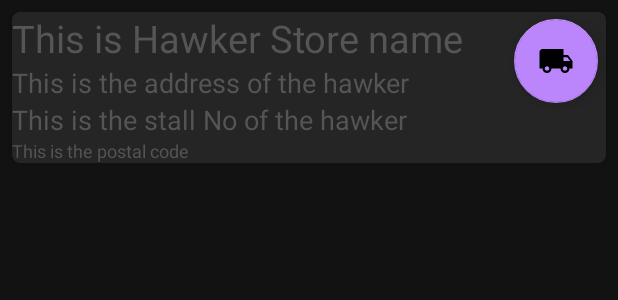
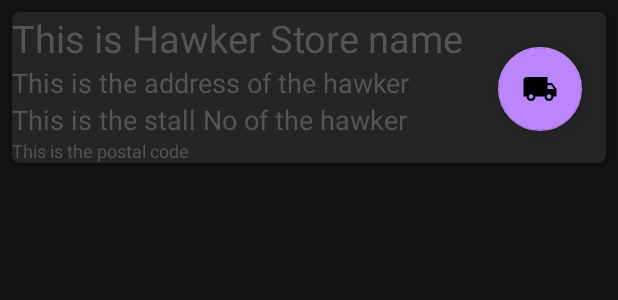
Before and after one commit to 93acy/ADProjTeam4Android, an Android app: the layout hawkerlisting_item.xml on its own in the app's theme, with its tools: preview values and no code run, on a phone screen of 412 x 824 dp. Shown: the top 300 px of the screen. Run offline under Robolectric (Android 15) with nearby library versions, the phone set to English and light mode, and no system bars; network calls fail.

Commit message:
Changed on click listener to be on button instead of cardview

```diff
--- a/app/src/main/java/com/example/adprojteam4/ListingAdaptor.java
+++ b/app/src/main/java/com/example/adprojteam4/ListingAdaptor.java
@@ -5,7 +5,6 @@ import android.content.Intent;
 import android.view.LayoutInflater;
 import android.view.View;
 import android.view.ViewGroup;
-import android.widget.Button;
 import android.widget.ImageView;
 import android.widget.TextView;
 
@@ -16,13 +15,12 @@ import androidx.recyclerview.widget.RecyclerView;
 import com.example.adprojteam4.CourierListing.ViewFoodItem;
 import com.google.android.material.floatingactionbutton.FloatingActionButton;
 
-import java.util.ArrayList;
 import java.util.List;
 
 public class ListingAdaptor extends RecyclerView.Adapter<ListingAdaptor.ViewHolder> {
 
     private Context context;
-    private List<List<String>>  hawkerData;
+    private List<List<String>> hawkerData;
 
     public ListingAdaptor(Context context, List<List<String>> hawkerData) {
         this.context = context;
@@ -62,7 +60,7 @@ public class ListingAdaptor extends RecyclerView.Adapter<ListingAdaptor.ViewHold
         return hawkerData.size();
     }
 
-    public void filterList(ArrayList<List<String>> filteredList) {
+    public void filterList(List<List<String>> filteredList) {
         hawkerData = filteredList;
         notifyDataSetChanged();
     }
--- a/app/src/main/res/layout/hawkerlisting_item.xml
+++ b/app/src/main/res/layout/hawkerlisting_item.xml
@@ -60,16 +60,16 @@
             android:id="@+id/postCourierListing"
             android:layout_width="wrap_content"
             android:layout_height="wrap_content"
-            android:layout_marginRight="5dp"
+            android:layout_marginRight="16dp"
             android:layout_marginBottom="21dp"
             android:clickable="true"
             app:backgroundTint="@color/purple_200"
             app:layout_constraintBottom_toBottomOf="parent"
             app:layout_constraintRight_toRightOf="parent"
             app:layout_constraintTop_toTopOf="parent"
-            app:layout_constraintVertical_bias="0.2"
+            app:layout_constraintVertical_bias="1.0"
             app:srcCompat="@drawable/nav_shipping_icon" />
-<!--            android:visibility="gone"-->
+        <!--            android:visibility="gone"-->
 
 
     </androidx.constraintlayout.widget.ConstraintLayout>
```
Also changed, not shown: app/src/main/java/com/example/adprojteam4/ViewHawkerListingActivity.java (+6 -15 lines).
